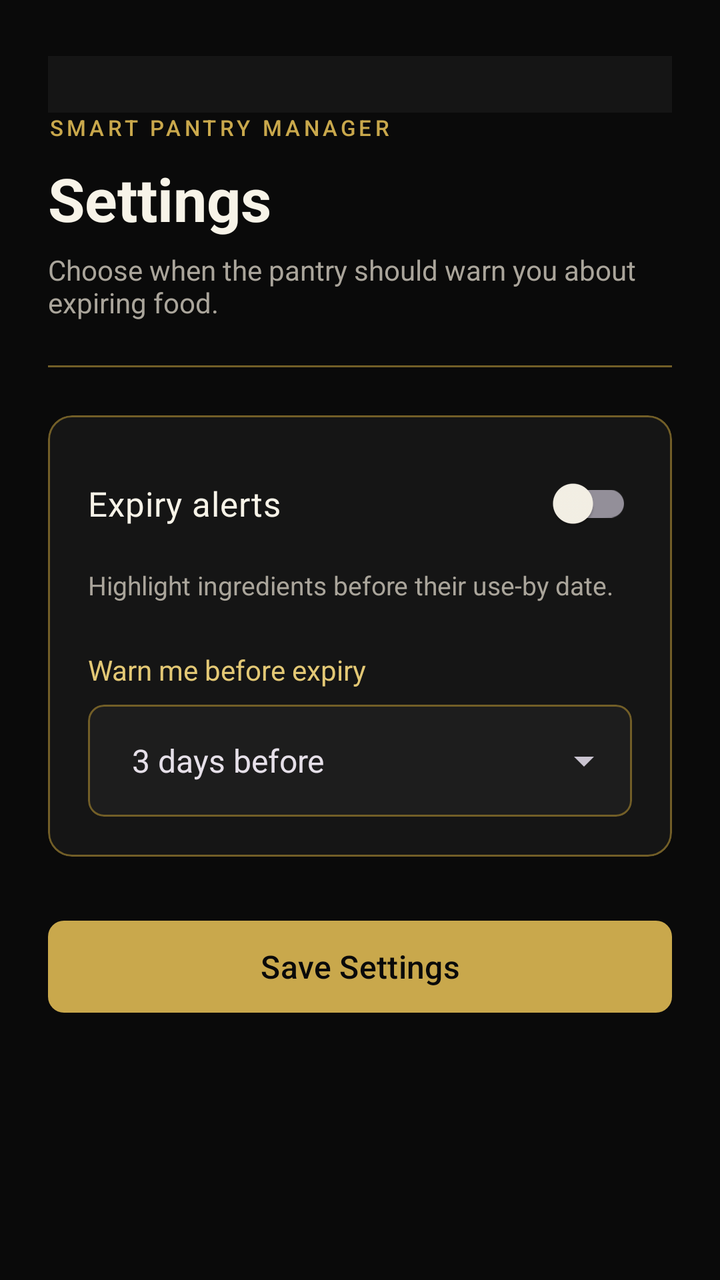
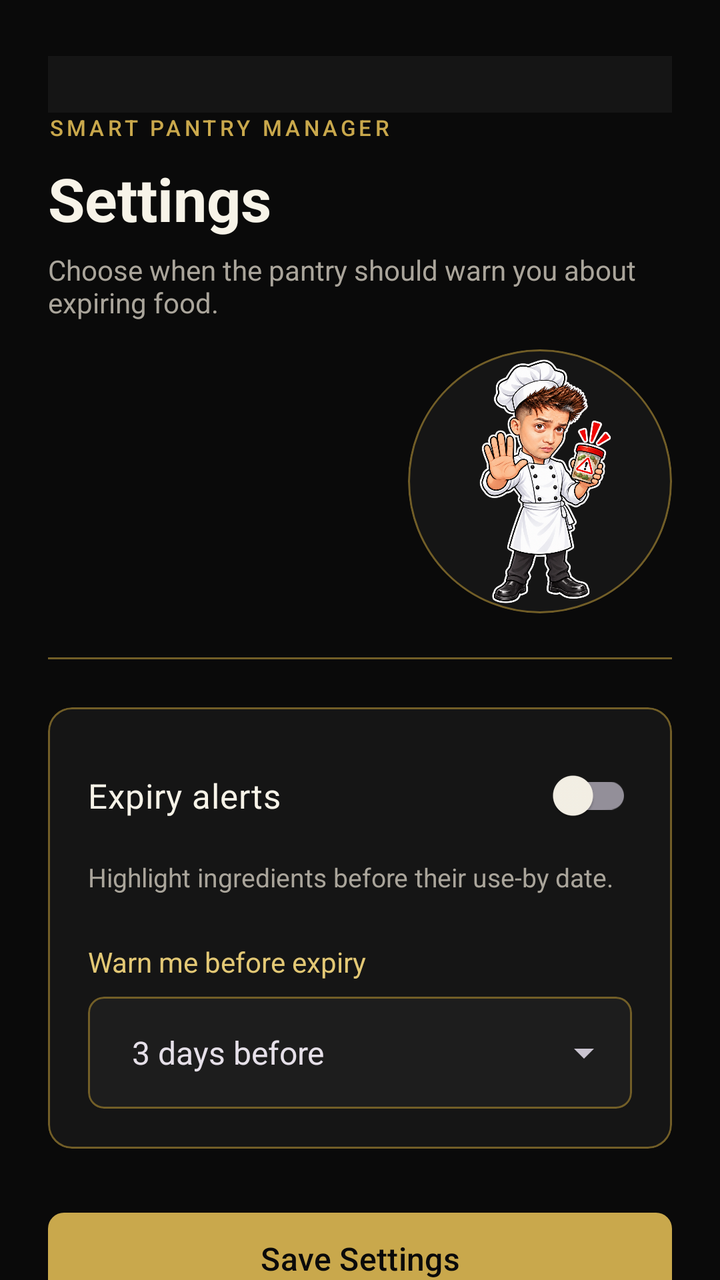

An Android layout rendered at two revisions. The XML below is the earlier revision; the diff shows what the commit changed to produce the second picture.
<!-- AndroidManifest.xml: application theme Theme.SmartPantryManager -->
<!-- res/layout/activity_settings.xml -->
<?xml version="1.0" encoding="utf-8"?>
<androidx.core.widget.NestedScrollView xmlns:android="http://schemas.android.com/apk/res/android"
    xmlns:app="http://schemas.android.com/apk/res-auto"
    xmlns:tools="http://schemas.android.com/tools"
    android:id="@+id/settings_root"
    android:layout_width="match_parent"
    android:layout_height="match_parent"
    android:fillViewport="true"
    tools:context=".SettingsActivity">

    <LinearLayout
        android:layout_width="match_parent"
        android:layout_height="wrap_content"
        android:orientation="vertical"
        android:paddingStart="24dp"
        android:paddingTop="28dp"
        android:paddingEnd="24dp"
        android:paddingBottom="36dp">

        <com.google.android.material.appbar.MaterialToolbar
            android:id="@+id/toolbar_navigation"
            android:layout_width="match_parent"
            android:layout_height="56dp"
            android:layout_marginStart="-24dp"
            android:layout_marginTop="-28dp"
            android:layout_marginEnd="-24dp"
            android:background="@color/surface_black"
            android:contentDescription="@string/main_navigation_description"
            tools:menu="@menu/main_navigation_menu" />

        <TextView
            android:layout_width="wrap_content"
            android:layout_height="wrap_content"
            android:fontFamily="sans-serif-medium"
            android:letterSpacing="0.16"
            android:text="@string/settings_wordmark"
            android:textColor="@color/gold"
            android:textSize="11sp" />

        <TextView
            android:layout_width="wrap_content"
            android:layout_height="wrap_content"
            android:layout_marginTop="8dp"
            android:accessibilityHeading="true"
            tools:targetApi="p"
            android:text="@string/settings_title"
            android:textColor="@color/warm_white"
            android:textSize="30sp"
            android:textStyle="bold" />

        <TextView
            android:layout_width="match_parent"
            android:layout_height="wrap_content"
            android:layout_marginTop="6dp"
            android:text="@string/settings_intro"
            android:textColor="@color/muted_text"
            android:textSize="14sp" />

        <View
            android:layout_width="match_parent"
            android:layout_height="1dp"
            android:layout_marginTop="22dp"
            android:background="@color/gold_dark" />

        <com.google.android.material.card.MaterialCardView
            android:layout_width="match_parent"
            android:layout_height="wrap_content"
            android:layout_marginTop="24dp"
            app:cardBackgroundColor="@color/surface_black"
            app:cardCornerRadius="12dp"
            app:cardElevation="0dp"
            app:strokeColor="@color/gold_dark"
            app:strokeWidth="1dp">

            <LinearLayout
                android:layout_width="match_parent"
                android:layout_height="wrap_content"
                android:orientation="vertical"
                android:padding="20dp">

                <com.google.android.material.switchmaterial.SwitchMaterial
                    android:id="@+id/switch_expiry_alerts"
                    android:layout_width="match_parent"
                    android:layout_height="wrap_content"
                    android:text="@string/expiry_alerts"
                    android:textColor="@color/warm_white"
                    android:textSize="17sp"
                    app:buttonTint="@color/gold" />

                <TextView
                    android:layout_width="match_parent"
                    android:layout_height="wrap_content"
                    android:layout_marginTop="8dp"
                    android:text="@string/expiry_alerts_hint"
                    android:textColor="@color/muted_text"
                    android:textSize="13sp" />

                <TextView
                    android:layout_width="wrap_content"
                    android:layout_height="wrap_content"
                    android:layout_marginTop="24dp"
                    android:text="@string/warning_period"
                    android:textColor="@color/gold_light"
                    android:textSize="14sp" />

                <com.google.android.material.card.MaterialCardView
                    android:layout_width="match_parent"
                    android:layout_height="56dp"
                    android:layout_marginTop="8dp"
                    app:cardBackgroundColor="@color/surface_black_light"
                    app:cardCornerRadius="8dp"
                    app:cardElevation="0dp"
                    app:strokeColor="@color/gold_dark"
                    app:strokeWidth="1dp">

                    <Spinner
                        android:id="@+id/spinner_expiry_warning_days"
                        android:layout_width="match_parent"
                        android:layout_height="match_parent"
                        android:entries="@array/expiry_warning_day_labels"
                        android:paddingStart="14dp"
                        android:paddingEnd="10dp"
                        android:popupBackground="@color/surface_black_light"
                        android:spinnerMode="dropdown" />

                </com.google.android.material.card.MaterialCardView>

            </LinearLayout>

        </com.google.android.material.card.MaterialCardView>

        <com.google.android.material.button.MaterialButton
            android:id="@+id/button_save_settings"
            android:layout_width="match_parent"
            android:layout_height="54dp"
            android:layout_marginTop="28dp"
            android:text="@string/save_settings"
            android:textAllCaps="false"
            android:textColor="@color/app_black"
            android:textSize="16sp"
            app:backgroundTint="@color/gold"
            app:cornerRadius="8dp" />

    </LinearLayout>

</androidx.core.widget.NestedScrollView>
<!-- resources referenced by this layout -->
<resources>
  <string-array name="expiry_warning_day_labels">
          <item>3 days before</item>
          <item>7 days before</item>
          <item>14 days before</item>
          <item>30 days before</item>
      </string-array>
  <color name="app_black">#0A0A0A</color>
  <color name="gold">#C9A84C</color>
  <color name="gold_dark">#725E27</color>
  <color name="gold_light">#E3C875</color>
  <color name="muted_text">#AAA59B</color>
  <color name="surface_black">#151515</color>
  <color name="surface_black_light">#1D1D1D</color>
  <color name="warm_white">#F7F3E8</color>
  <string name="expiry_alerts">Expiry alerts</string>
  <string name="expiry_alerts_hint">Highlight ingredients before their use-by date.</string>
  <string name="main_navigation_description">Main application navigation</string>
  <string name="save_settings">Save Settings</string>
  <string name="settings_intro">Choose when the pantry should warn you about expiring food.</string>
  <string name="settings_title">Settings</string>
  <string name="settings_wordmark">SMART PANTRY MANAGER</string>
  <string name="warning_period">Warn me before expiry</string>
  <style name="Theme.SmartPantryManager" parent="Base.Theme.SmartPantryManager" />
  <style name="Base.Theme.SmartPantryManager" parent="Theme.Material3.Dark.NoActionBar">
          <item name="colorPrimary">@color/gold</item>
          <item name="colorOnPrimary">@color/app_black</item>
          <item name="colorSecondary">@color/gold_light</item>
          <item name="colorSurface">@color/app_black</item>
          <item name="colorOnSurface">@color/warm_white</item>
          <item name="android:statusBarColor">@color/app_black</item>
          <item name="android:navigationBarColor">@color/app_black</item>
          <item name="android:windowBackground">@color/app_black</item>
          <item name="android:windowLightStatusBar">false</item>
      </style>
</resources>

<!-- the commit's change to res/layout/activity_settings.xml (unified diff, before → after) -->
@@ -55,6 +55,27 @@
             android:text="@string/settings_intro"
             android:textColor="@color/muted_text"
             android:textSize="14sp" />
+
+        <com.google.android.material.card.MaterialCardView
+            android:layout_width="132dp"
+            android:layout_height="132dp"
+            android:layout_gravity="end"
+            android:layout_marginTop="14dp"
+            app:cardBackgroundColor="@color/surface_black"
+            app:cardCornerRadius="66dp"
+            app:cardElevation="0dp"
+            app:strokeColor="@color/gold_dark"
+            app:strokeWidth="1dp">
+
+            <ImageView
+                android:layout_width="match_parent"
+                android:layout_height="match_parent"
+                android:contentDescription="@string/expiry_chef_description"
+                android:padding="5dp"
+                android:scaleType="centerInside"
+                android:src="@drawable/nadir_chef_expiry" />
+
+        </com.google.android.material.card.MaterialCardView>
 
         <View
             android:layout_width="match_parent"
<!-- resource entries referenced after the edit -->
@@ -14,8 +14,10 @@
   <color name="surface_black">#151515</color>
   <color name="surface_black_light">#1D1D1D</color>
   <color name="warm_white">#F7F3E8</color>
+  <!-- drawable nadir_chef_expiry: png bitmap (drawable-nodpi, 1000972 bytes) -->
   <string name="expiry_alerts">Expiry alerts</string>
   <string name="expiry_alerts_hint">Highlight ingredients before their use-by date.</string>
+  <string name="expiry_chef_description">Illustration of Nadir warning about an expiring ingredient</string>
   <string name="main_navigation_description">Main application navigation</string>
   <string name="save_settings">Save Settings</string>
   <string name="settings_intro">Choose when the pantry should warn you about expiring food.</string>
